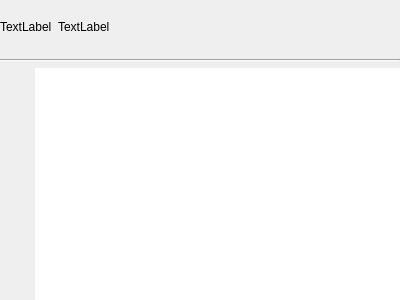
The window that FileManagerSnapShotDialog.ui (wruwami/TPCAM-M30) describes before a commit, drawn with Qt 5.
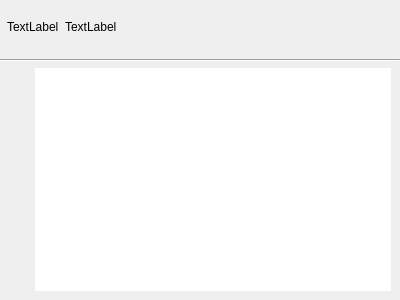
The same window after the commit. Custom widgets are drawn as their Qt base class.

```diff
--- a/FileManagerSnapShotDialog.ui
+++ b/FileManagerSnapShotDialog.ui
@@ -29,7 +29,20 @@
    <item>
     <layout class="QVBoxLayout" name="verticalLayout" stretch="65,0,282">
      <item>
-      <layout class="QHBoxLayout" name="horizontalLayout" stretch="69,488">
+      <layout class="QHBoxLayout" name="horizontalLayout" stretch="10,69,488">
+       <item>
+        <spacer name="horizontalSpacer_2">
+         <property name="orientation">
+          <enum>Qt::Horizontal</enum>
+         </property>
+         <property name="sizeHint" stdset="0">
+          <size>
+           <width>40</width>
+           <height>20</height>
+          </size>
+         </property>
+        </spacer>
+       </item>
        <item>
         <widget class="CustomLabel" name="snapShotIconLabel">
          <property name="text">
@@ -55,6 +68,12 @@
      </item>
      <item>
       <layout class="QHBoxLayout" name="horizontalLayout_2" stretch="35,360">
+       <property name="rightMargin">
+        <number>9</number>
+       </property>
+       <property name="bottomMargin">
+        <number>9</number>
+       </property>
        <item>
         <spacer name="horizontalSpacer">
          <property name="orientation">
```
